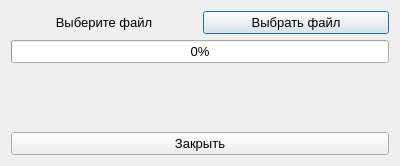
Vanillllla/tg_mine_server_bot, file resources/ui/upload_window.ui: the form before one commit.
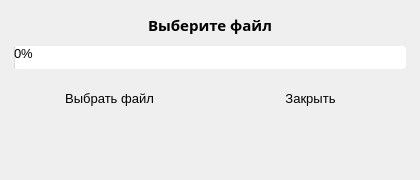
The form after the commit.

```diff
--- a/resources/ui/upload_window.ui
+++ b/resources/ui/upload_window.ui
@@ -6,72 +6,115 @@
    <rect>
     <x>0</x>
     <y>0</y>
-    <width>400</width>
-    <height>166</height>
+    <width>420</width>
+    <height>180</height>
    </rect>
   </property>
   <property name="minimumSize">
    <size>
-    <width>400</width>
-    <height>166</height>
+    <width>420</width>
+    <height>180</height>
    </size>
   </property>
   <property name="maximumSize">
    <size>
-    <width>400</width>
-    <height>166</height>
+    <width>420</width>
+    <height>180</height>
    </size>
   </property>
+  <property name="font">
+   <font>
+    <family>Segoe UI</family>
+    <pointsize>10</pointsize>
+   </font>
+  </property>
   <property name="windowTitle">
    <string>Загрузка файла</string>
   </property>
+  <property name="styleSheet">
+   <string notr="true">QPushButton {
+    min-height: 30px;
+    border-radius: 4px;
+    padding: 4px 10px;
+}
+QProgressBar {
+    border-radius: 4px;
+}</string>
+  </property>
   <layout class="QVBoxLayout" name="verticalLayout">
+   <property name="leftMargin">
+    <number>14</number>
+   </property>
+   <property name="topMargin">
+    <number>14</number>
+   </property>
+   <property name="rightMargin">
+    <number>14</number>
+   </property>
+   <property name="bottomMargin">
+    <number>14</number>
+   </property>
+   <property name="spacing">
+    <number>10</number>
+   </property>
+   <item>
+    <widget class="QLabel" name="label">
+     <property name="font">
+      <font>
+       <family>Segoe UI Semibold</family>
+       <pointsize>11</pointsize>
+       <weight>63</weight>
+       <bold>false</bold>
+      </font>
+     </property>
+     <property name="text">
+      <string>Выберите файл</string>
+     </property>
+     <property name="alignment">
+      <set>Qt::AlignCenter</set>
+     </property>
+    </widget>
+   </item>
+   <item>
+    <widget class="QProgressBar" name="progressBar">
+     <property name="value">
+      <number>0</number>
+     </property>
+    </widget>
+   </item>
    <item>
     <layout class="QHBoxLayout" name="horizontalLayout">
-     <item>
-      <widget class="QLabel" name="label">
-       <property name="font">
-        <font>
-         <pointsize>10</pointsize>
-        </font>
-       </property>
-       <property name="text">
-        <string>Выберите файл</string>
-       </property>
-       <property name="alignment">
-        <set>Qt::AlignCenter</set>
-       </property>
-       <property name="margin">
-        <number>2</number>
-       </property>
-      </widget>
-     </item>
+     <property name="spacing">
+      <number>10</number>
+     </property>
      <item>
       <widget class="QPushButton" name="selectFileButton">
-       <property name="font">
-        <font>
-         <pointsize>10</pointsize>
-        </font>
+       <property name="minimumSize">
+        <size>
+         <width>160</width>
+         <height>32</height>
+        </size>
        </property>
        <property name="text">
         <string>Выбрать файл</string>
        </property>
       </widget>
      </item>
+     <item>
+      <widget class="QPushButton" name="closeButton">
+       <property name="minimumSize">
+        <size>
+         <width>120</width>
+         <height>32</height>
+        </size>
+       </property>
+       <property name="text">
+        <string>Закрыть</string>
+       </property>
+      </widget>
+     </item>
     </layout>
    </item>
-   <item>
-    <widget class="QProgressBar" name="progressBar">
-     <property name="font">
-      <font>
-       <pointsize>10</pointsize>
-      </font>
-     </property>
-     <property name="value">
-      <number>0</number>
-     </property>
-    </widget>
-   </item>
    <item>
     <spacer name="verticalSpacer">
      <property name="orientation">
@@ -79,24 +122,12 @@
      </property>
      <property name="sizeHint" stdset="0">
       <size>
-       <width>10</width>
-       <height>10</height>
+       <width>20</width>
+       <height>20</height>
       </size>
      </property>
     </spacer>
    </item>
-   <item>
-    <widget class="QPushButton" name="closeButton">
-     <property name="font">
-      <font>
-       <pointsize>10</pointsize>
-      </font>
-     </property>
-     <property name="text">
-      <string>Закрыть</string>
-     </property>
-    </widget>
-   </item>
   </layout>
  </widget>
  <resources/>
```
